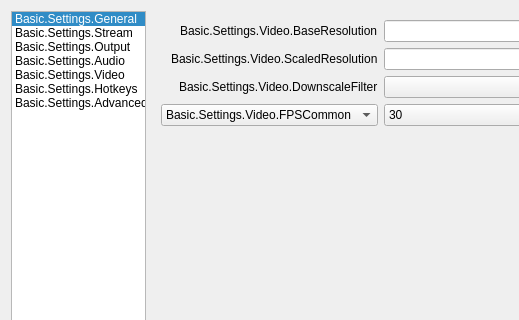
Qt form obs/forms/OBSBasicSettings.ui (obsproject/obs-studio) before a commit; both pictures show x 0 to 519 and y 0 to 320 of the 896 by 667 pixel window.
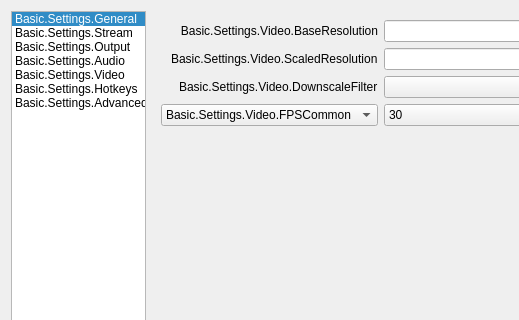
The same form after that commit. The open tabs and pages were chosen to show the change. Icons and pictures are not drawn.

Commit message: UI: Fix a wrong label alignment in settings window

What changed in the file:
```diff
--- a/obs/forms/OBSBasicSettings.ui
+++ b/obs/forms/OBSBasicSettings.ui
@@ -2330,6 +2330,9 @@
            <property name="text">
             <string>Basic.Settings.Video.BaseResolution</string>
            </property>
+           <property name="alignment">
+            <set>Qt::AlignRight|Qt::AlignTrailing|Qt::AlignVCenter</set>
+           </property>
           </widget>
          </item>
          <item row="0" column="1">
```
